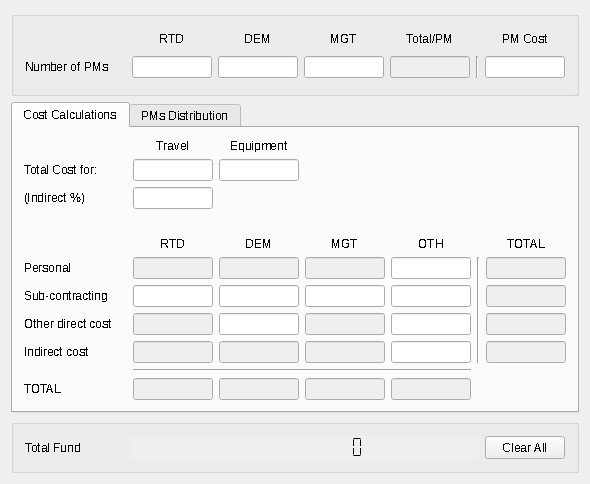
This is mainwindow.ui in SudanBoy/EC-PBC as Qt 5 draws it before an edit. The edited form follows.
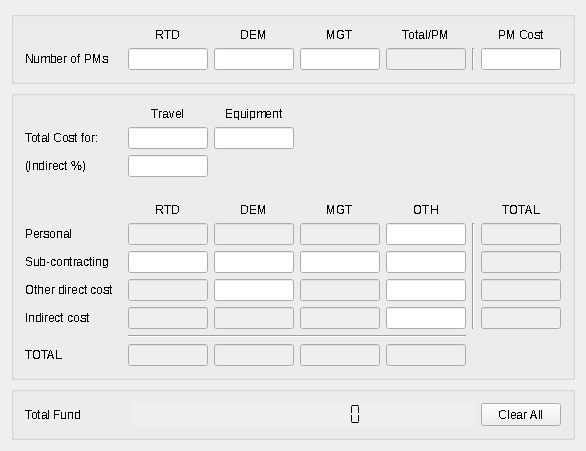
This is the edited form.

```diff
--- a/mainwindow.ui
+++ b/mainwindow.ui
@@ -12,8 +12,8 @@
    <rect>
     <x>0</x>
     <y>0</y>
-    <width>590</width>
-    <height>484</height>
+    <width>586</width>
+    <height>451</height>
    </rect>
   </property>
   <property name="sizePolicy">
@@ -24,14 +24,14 @@
   </property>
   <property name="minimumSize">
    <size>
-    <width>590</width>
-    <height>484</height>
+    <width>586</width>
+    <height>451</height>
    </size>
   </property>
   <property name="maximumSize">
    <size>
-    <width>590</width>
-    <height>484</height>
+    <width>586</width>
+    <height>451</height>
    </size>
   </property>
   <property name="baseSize">
@@ -204,7 +204,7 @@
        <string/>
       </property>
       <property name="flat">
-       <bool>true</bool>
+       <bool>false</bool>
       </property>
       <layout class="QGridLayout" name="gridLayout_4">
        <item row="1" column="3">
@@ -475,7 +475,7 @@
      </widget>
     </item>
     <item row="1" column="0">
-     <widget class="QTabWidget" name="CalculatorLyt">
+     <widget class="QGroupBox" name="CalculatorLyt">
       <property name="sizePolicy">
        <sizepolicy hsizetype="Minimum" vsizetype="Minimum">
         <horstretch>0</horstretch>
@@ -490,13 +490,6 @@
       <property name="autoFillBackground">
        <bool>true</bool>
       </property>
-      <property name="currentIndex">
-       <number>0</number>
-      </property>
-      <widget class="QWidget" name="costsTabLayout">
-       <attribute name="title">
-        <string>Cost Calculations</string>
-       </attribute>
        <layout class="QGridLayout" name="gridLayout">
         <item row="15" column="6">
          <widget class="QLineEdit" name="tot_sub_con">
@@ -1497,12 +1490,6 @@
          </widget>
         </item>
        </layout>
-      </widget>
-      <widget class="QWidget" name="tab">
-       <attribute name="title">
-        <string>PMs Distribution</string>
-       </attribute>
-      </widget>
      </widget>
     </item>
    </layout>
```
Lines whose indentation alone changed are shown as unchanged.
